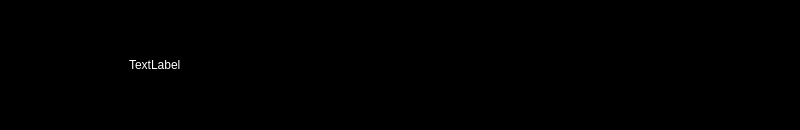
Qt form ui/osd.ui (cmusik/qtosd) before a commit.
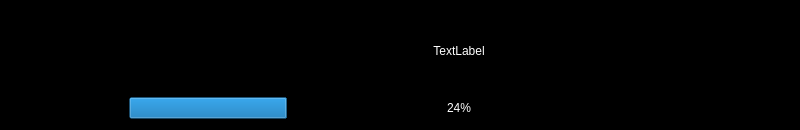
The same form after that commit.

Commit message: use only one widget to show everything

Diff of the .ui file:
```diff
--- a/ui/osd.ui
+++ b/ui/osd.ui
@@ -656,7 +656,7 @@
       </layout>
      </widget>
      <widget class="QWidget" name="page_3" >
-      <layout class="QHBoxLayout" name="horizontalLayout" >
+      <layout class="QGridLayout" name="gridLayout" >
        <property name="margin" >
         <number>0</number>
        </property>
@@ -682,8 +682,14 @@
          </property>
         </widget>
        </item>
-       <item>
-        <widget class="QLabel" name="label_3" >
+       <item row="0" column="1" >
+        <widget class="QLabel" name="label" >
+         <property name="sizePolicy" >
+          <sizepolicy vsizetype="Expanding" hsizetype="Preferred" >
+           <horstretch>0</horstretch>
+           <verstretch>0</verstretch>
+          </sizepolicy>
+         </property>
          <property name="palette" >
           <palette>
            <active>
@@ -723,6 +729,242 @@
          </property>
          <property name="text" >
           <string>TextLabel</string>
+         </property>
+         <property name="alignment" >
+          <set>Qt::AlignCenter</set>
+         </property>
+        </widget>
+       </item>
+       <item row="1" column="1" >
+        <widget class="QProgressBar" name="progressBar" >
+         <property name="palette" >
+          <palette>
+           <active>
+            <colorrole role="WindowText" >
+             <brush brushstyle="SolidPattern" >
+              <color alpha="255" >
+               <red>255</red>
+               <green>255</green>
+               <blue>255</blue>
+              </color>
+             </brush>
+            </colorrole>
+            <colorrole role="Button" >
+             <brush brushstyle="SolidPattern" >
+              <color alpha="0" >
+               <red>221</red>
+               <green>223</green>
+               <blue>228</blue>
+              </color>
+             </brush>
+            </colorrole>
+            <colorrole role="Light" >
+             <brush brushstyle="SolidPattern" >
+              <color alpha="255" >
+               <red>255</red>
+               <green>255</green>
+               <blue>255</blue>
+              </color>
+             </brush>
+            </colorrole>
+            <colorrole role="Midlight" >
+             <brush brushstyle="SolidPattern" >
+              <color alpha="255" >
+               <red>255</red>
+               <green>255</green>
+               <blue>255</blue>
+              </color>
+             </brush>
+            </colorrole>
+            <colorrole role="Text" >
+             <brush brushstyle="SolidPattern" >
+              <color alpha="255" >
+               <red>255</red>
+               <green>255</green>
+               <blue>255</blue>
+              </color>
+             </brush>
+            </colorrole>
+            <colorrole role="Base" >
+             <brush brushstyle="SolidPattern" >
+              <color alpha="0" >
+               <red>255</red>
+               <green>255</green>
+               <blue>255</blue>
+              </color>
+             </brush>
+            </colorrole>
+            <colorrole role="Window" >
+             <brush brushstyle="SolidPattern" >
+              <color alpha="0" >
+               <red>0</red>
+               <green>0</green>
+               <blue>0</blue>
+              </color>
+             </brush>
+            </colorrole>
+            <colorrole role="Shadow" >
+             <brush brushstyle="SolidPattern" >
+              <color alpha="0" >
+               <red>0</red>
+               <green>0</green>
+               <blue>0</blue>
+              </color>
+             </brush>
+            </colorrole>
+           </active>
+           <inactive>
+            <colorrole role="WindowText" >
+             <brush brushstyle="SolidPattern" >
+              <color alpha="255" >
+               <red>255</red>
+               <green>255</green>
+               <blue>255</blue>
+              </color>
+             </brush>
+            </colorrole>
+            <colorrole role="Button" >
+             <brush brushstyle="SolidPattern" >
+              <color alpha="0" >
+               <red>221</red>
+               <green>223</green>
+               <blue>228</blue>
+              </color>
+             </brush>
+            </colorrole>
+            <colorrole role="Light" >
+             <brush brushstyle="SolidPattern" >
+              <color alpha="255" >
+               <red>255</red>
+               <green>255</green>
+               <blue>255</blue>
+              </color>
+             </brush>
+            </colorrole>
+            <colorrole role="Midlight" >
+             <brush brushstyle="SolidPattern" >
+              <color alpha="255" >
+               <red>255</red>
+               <green>255</green>
+               <blue>255</blue>
+              </color>
+             </brush>
+            </colorrole>
+            <colorrole role="Text" >
+             <brush brushstyle="SolidPattern" >
+              <color alpha="255" >
+               <red>255</red>
+               <green>255</green>
+               <blue>255</blue>
+              </color>
+             </brush>
+            </colorrole>
+            <colorrole role="Base" >
+             <brush brushstyle="SolidPattern" >
+              <color alpha="0" >
+               <red>255</red>
+               <green>255</green>
+               <blue>255</blue>
+              </color>
+             </brush>
+            </colorrole>
+            <colorrole role="Window" >
+             <brush brushstyle="SolidPattern" >
+              <color alpha="0" >
+               <red>0</red>
+               <green>0</green>
+               <blue>0</blue>
+              </color>
+             </brush>
+            </colorrole>
+            <colorrole role="Shadow" >
+             <brush brushstyle="SolidPattern" >
+              <color alpha="0" >
+               <red>0</red>
+               <green>0</green>
+               <blue>0</blue>
+              </color>
+             </brush>
+            </colorrole>
+           </inactive>
+           <disabled>
+            <colorrole role="WindowText" >
+             <brush brushstyle="SolidPattern" >
+              <color alpha="255" >
+               <red>128</red>
+               <green>128</green>
+               <blue>128</blue>
+              </color>
+             </brush>
+            </colorrole>
+            <colorrole role="Button" >
+             <brush brushstyle="SolidPattern" >
+              <color alpha="0" >
+               <red>221</red>
+               <green>223</green>
+               <blue>228</blue>
+              </color>
+             </brush>
+            </colorrole>
+            <colorrole role="Light" >
+             <brush brushstyle="SolidPattern" >
+              <color alpha="255" >
+               <red>255</red>
+               <green>255</green>
+               <blue>255</blue>
+              </color>
+             </brush>
+            </colorrole>
+            <colorrole role="Midlight" >
+             <brush brushstyle="SolidPattern" >
+              <color alpha="255" >
+               <red>255</red>
+               <green>255</green>
+               <blue>255</blue>
+              </color>
+             </brush>
+            </colorrole>
+            <colorrole role="Text" >
+             <brush brushstyle="SolidPattern" >
+              <color alpha="255" >
+               <red>199</red>
+               <green>199</green>
+               <blue>199</blue>
+              </color>
+             </brush>
+            </colorrole>
+            <colorrole role="Base" >
+             <brush brushstyle="SolidPattern" >
+              <color alpha="0" >
+               <red>0</red>
+               <green>0</green>
+               <blue>0</blue>
+              </color>
+             </brush>
+            </colorrole>
+            <colorrole role="Window" >
+             <brush brushstyle="SolidPattern" >
+              <color alpha="0" >
+               <red>0</red>
+               <green>0</green>
+               <blue>0</blue>
+              </color>
+             </brush>
+            </colorrole>
+            <colorrole role="Shadow" >
+             <brush brushstyle="SolidPattern" >
+              <color alpha="0" >
+               <red>0</red>
+               <green>0</green>
+               <blue>0</blue>
+              </color>
+             </brush>
+            </colorrole>
+           </disabled>
+          </palette>
+         </property>
+         <property name="value" >
+          <number>24</number>
          </property>
         </widget>
        </item>
```
Left out of the diff: 2 changed lines with no effect on the pictures. The commit also changes 3 other files.
